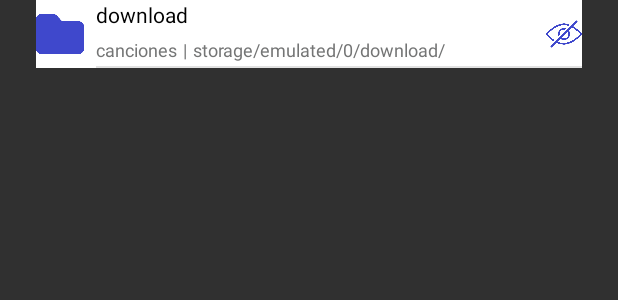
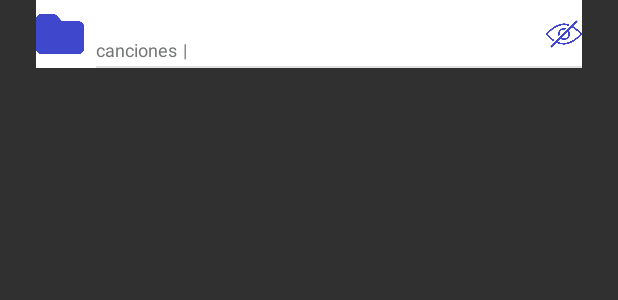
Before and after one commit to Richyy999/Musica, an Android app: the layout recycler_carpetas.xml on its own in the app's theme, with its tools: preview values and no code run, on a phone screen of 412 x 824 dp. Shown: the top 300 px of the screen. Run offline under Robolectric (Android 15) with nearby library versions, the phone set to English and light mode, and no system bars.

Commit message:
correccion warnings

```diff
--- a/app/src/main/res/layout/recycler_carpetas.xml
+++ b/app/src/main/res/layout/recycler_carpetas.xml
@@ -40,7 +40,6 @@
         android:marqueeRepeatLimit="marquee_forever"
         android:scrollHorizontally="true"
         android:singleLine="true"
-        android:text="download"
         android:textColor="?attr/colorTitulo"
         android:textSize="14sp"
         app:layout_constraintEnd_toStartOf="@+id/imgOcultar"
@@ -68,7 +67,6 @@
         style="@style/subtituloRecyclerViewMarquee"
         android:layout_marginStart="4dp"
         android:layout_marginEnd="8dp"
-        android:text="storage/emulated/0/download/"
         app:layout_constraintBottom_toBottomOf="@id/separador"
         app:layout_constraintEnd_toStartOf="@+id/imgOcultar"
         app:layout_constraintStart_toEndOf="@+id/lblSeparador" />
```
